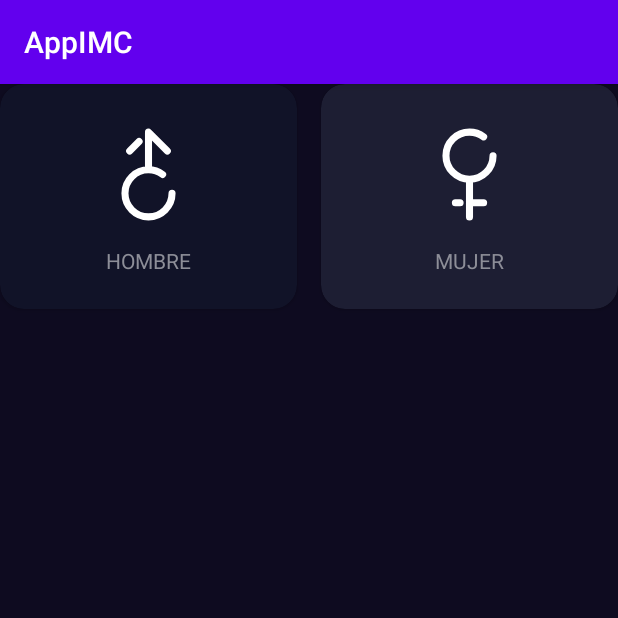
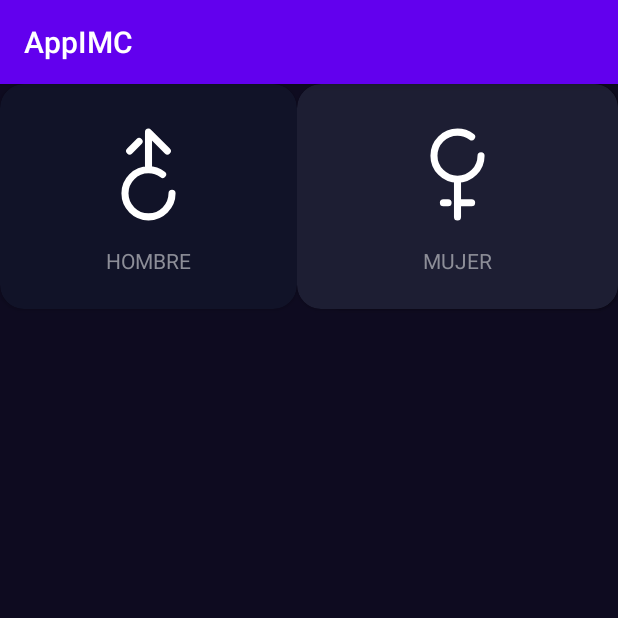
Before and after one commit to JavierNpc/Multiplataforma, an Android app: the screen it shows after launch (AppIMC), on a phone screen of 412 x 824 dp, the top half of it. Run offline under Robolectric (Android 15) with nearby library versions, the phone set to English and light mode, and no system bars.

Commit message:
modificado 25/10

```diff
--- a/AppICM/app/src/main/res/layout/activity_app_icm.xml
+++ b/AppICM/app/src/main/res/layout/activity_app_icm.xml
@@ -11,8 +11,6 @@
     android:paddingVertical="32dp"
     tools:context=".AppIMC"
    >
-
-
    <androidx.cardview.widget.CardView
        android:id="@+id/cardMale"
        android:layout_width="0dp"
@@ -87,4 +85,40 @@
 
    </androidx.cardview.widget.CardView>
 
+   <androidx.cardview.widget.CardView
+       android:id="@+id/cardSidebalr"
+       android:layout_width="0dp"
+       android:layout_height="150dp"
+       app:layout_constraintTop_toTopOf="parent"
+       app:layout_constraintEnd_toEndOf="parent"
+       app:layout_constraintStart_toEndOf="@id/cardMale"
+       app:cardBackgroundColor="@color/bg_comp"
+       app:cardCornerRadius="16dp">
+
+      <LinearLayout
+          android:layout_width="match_parent"
+          android:layout_height="match_parent"
+          android:orientation="vertical"
+          android:gravity="center"
+          >
+
+         <ImageView
+             android:layout_width="75dp"
+             android:layout_height="75dp"
+             android:src="@drawable/female_svgrepo_com"
+             app:tint="@color/white"
+             />
+
+         <TextView
+             android:layout_width="wrap_content"
+             android:layout_height="wrap_content"
+             android:textAllCaps="true"
+             android:textColor="@color/title_text"
+             android:text="Mujer"
+             android:layout_marginTop="10dp"
+             />
+      </LinearLayout>
+
+   </androidx.cardview.widget.CardView>
+
 </androidx.constraintlayout.widget.ConstraintLayout>
```
